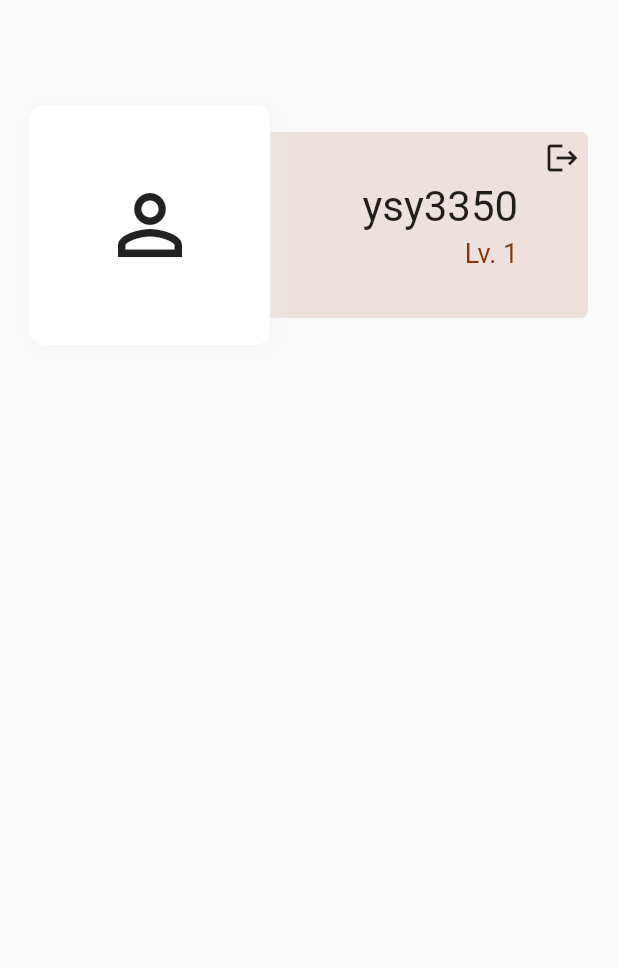
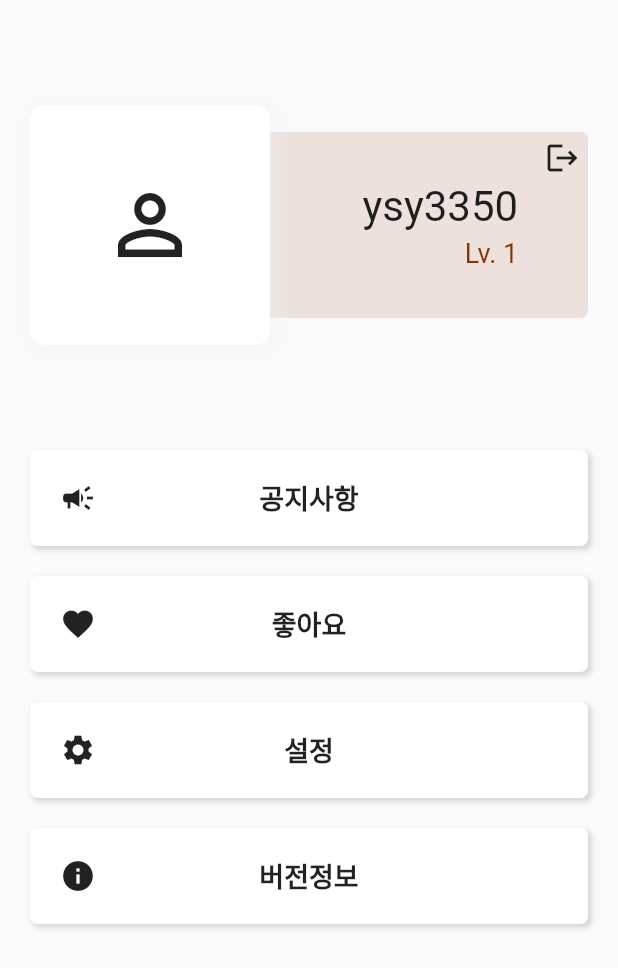
Before and after one commit to 2021-contest-exhibit/flutter-modak, a Flutter app: the SettingPage screen opened directly, on a phone screen of 412 x 824 dp. Shown: the top 968 px of the screen. Run offline on Flutter 3.47's test engine with Material 2 defaults, Android fonts, the phone set to English and light mode, and no system bars.

Commit message:
[UPDATE] update setting page

```diff
--- a/modak/lib/page/SettingPage.dart
+++ b/modak/lib/page/SettingPage.dart
@@ -17,13 +17,79 @@ class SettingPage extends StatefulWidget {
 }
 
 class SettingPageState extends State<SettingPage> {
+
+  Widget _menuButton(Icon icon, String title) {
+    return Container(
+      padding: const EdgeInsets.symmetric(horizontal: 20.0),
+      child: InkWell(
+          onTap: () {
+
+          },
+          child: Ink(
+            height: 64,
+            padding: const EdgeInsets.symmetric(horizontal: 20.0),
+            child: Stack(
+              children: [
+                Center(
+                  child: Row(
+                    mainAxisAlignment: MainAxisAlignment.start,
+                    crossAxisAlignment: CrossAxisAlignment.center,
+                    children: [icon],
+                  ),
+                ),
+                Center(
+                  child: Text(
+                    title,
+                    style: TextStyle(
+                      fontSize: 18.0,
+                      fontWeight: FontWeight.bold,
+                    ),
+                  ),
+                )
+              ],
+            ),
+            decoration: const BoxDecoration(
+                color: Color(0xffffffff),
+                borderRadius: const BorderRadius.all(
+                  const Radius.circular(5.0),
+                ),
+                boxShadow: [
+                  BoxShadow(
+                    color: Color(0x22000000),
+                    offset: Offset(2.0, 2.0),
+                    blurRadius: 2.0,
+                    spreadRadius: 0.1,
+                  ),
+                ]),
+          )),
+    );
+  }
+
   @override
   Widget build(BuildContext context) {
     return Scaffold(
       body: Column(
         children: [
-          const SizedBox(height: 40.0,),
+          const SizedBox(
+            height: 40.0,
+          ),
           ProfileWidget(user: User("ysy3350", 1)),
+          const SizedBox(
+            height: 40.0,
+          ),
+          _menuButton(Icon(Icons.campaign), "공지사항"),
+          const SizedBox(
+            height: 20.0,
+          ),
+          _menuButton(Icon(Icons.favorite), "좋아요"),
+          const SizedBox(
+            height: 20.0,
+          ),
+          _menuButton(Icon(Icons.settings), "설정"),
+          const SizedBox(
+            height: 20.0,
+          ),
+          _menuButton(Icon(Icons.info), "버전정보"),
         ],
       ),
     );
```
